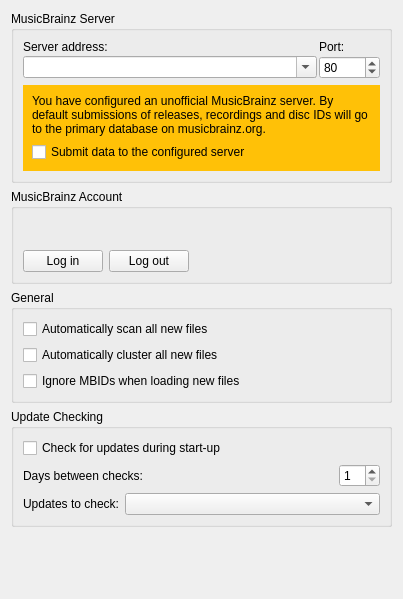
Above: ui/options_general.ui from metabrainz/picard before the change. Below: the same form after it.
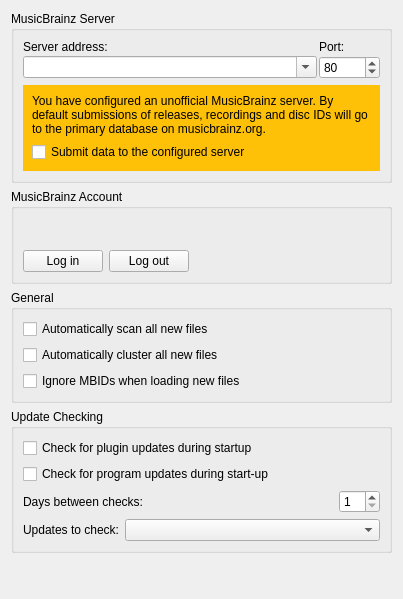
That is the form after the change.

Commit message: Add option to notify user at startup if plugin updates are available

```diff
--- a/ui/options_general.ui
+++ b/ui/options_general.ui
@@ -10,6 +10,12 @@
     <height>599</height>
    </rect>
   </property>
+  <property name="sizePolicy">
+   <sizepolicy hsizetype="Preferred" vsizetype="Preferred">
+    <horstretch>0</horstretch>
+    <verstretch>0</verstretch>
+   </sizepolicy>
+  </property>
   <layout class="QVBoxLayout">
    <item>
     <widget class="QGroupBox" name="groupBox">
@@ -215,9 +221,43 @@
      </property>
      <layout class="QVBoxLayout" name="verticalLayout_2">
       <item>
+       <widget class="QCheckBox" name="check_for_plugin_updates">
+        <property name="text">
+         <string>Check for plugin updates during startup</string>
+        </property>
+       </widget>
+      </item>
+      <item>
+       <widget class="QFrame" name="program_update_check_frame">
+        <property name="sizePolicy">
+         <sizepolicy hsizetype="Preferred" vsizetype="Preferred">
+          <horstretch>0</horstretch>
+          <verstretch>0</verstretch>
+         </sizepolicy>
+        </property>
+        <property name="frameShape">
+         <enum>QFrame::NoFrame</enum>
+        </property>
+        <property name="frameShadow">
+         <enum>QFrame::Plain</enum>
+        </property>
+        <layout class="QVBoxLayout" name="verticalLayout_5">
+         <property name="leftMargin">
+          <number>0</number>
+         </property>
+         <property name="topMargin">
+          <number>0</number>
+         </property>
+         <property name="rightMargin">
+          <number>0</number>
+         </property>
+         <property name="bottomMargin">
+          <number>0</number>
+         </property>
+         <item>
        <widget class="QCheckBox" name="check_for_updates">
         <property name="text">
-         <string>Check for updates during start-up</string>
+            <string>Check for program updates during start-up</string>
         </property>
        </widget>
       </item>
@@ -287,6 +327,9 @@
      </layout>
     </widget>
    </item>
+     </layout>
+    </widget>
+   </item>
    <item>
     <spacer>
      <property name="orientation">
```
Left out of the diff: 1 changed line with no effect on the pictures. Lines whose indentation alone changed are shown as unchanged. The commit also changes 4 other files.
